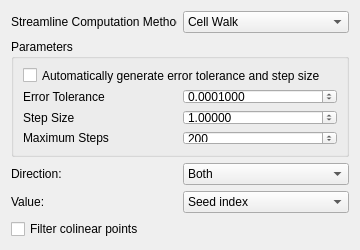
The window that src/Interface/Modules/Visualization/GenerateStreamLines.ui (SCIInstitute/SCIRun) describes before a commit, drawn with Qt 5.
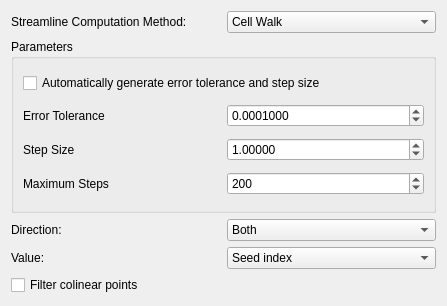
The same window after the commit.

Patch:
```diff
--- a/src/Interface/Modules/Visualization/GenerateStreamLines.ui
+++ b/src/Interface/Modules/Visualization/GenerateStreamLines.ui
@@ -6,14 +6,14 @@
    <rect>
     <x>0</x>
     <y>0</y>
-    <width>360</width>
-    <height>250</height>
+    <width>447</width>
+    <height>306</height>
    </rect>
   </property>
   <property name="minimumSize">
    <size>
-    <width>360</width>
-    <height>250</height>
+    <width>447</width>
+    <height>306</height>
    </size>
   </property>
   <property name="windowTitle">
```
